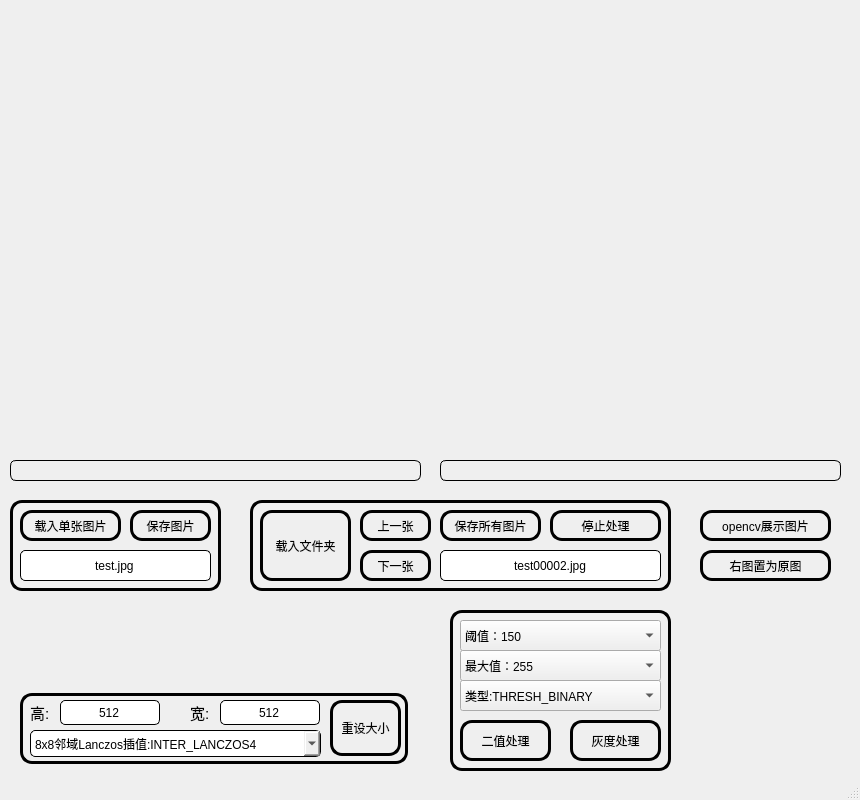
The window that imageshow/mainwindow.ui (liuqi34584/opencv_improcessing_tool) describes before a commit, drawn with Qt 5.
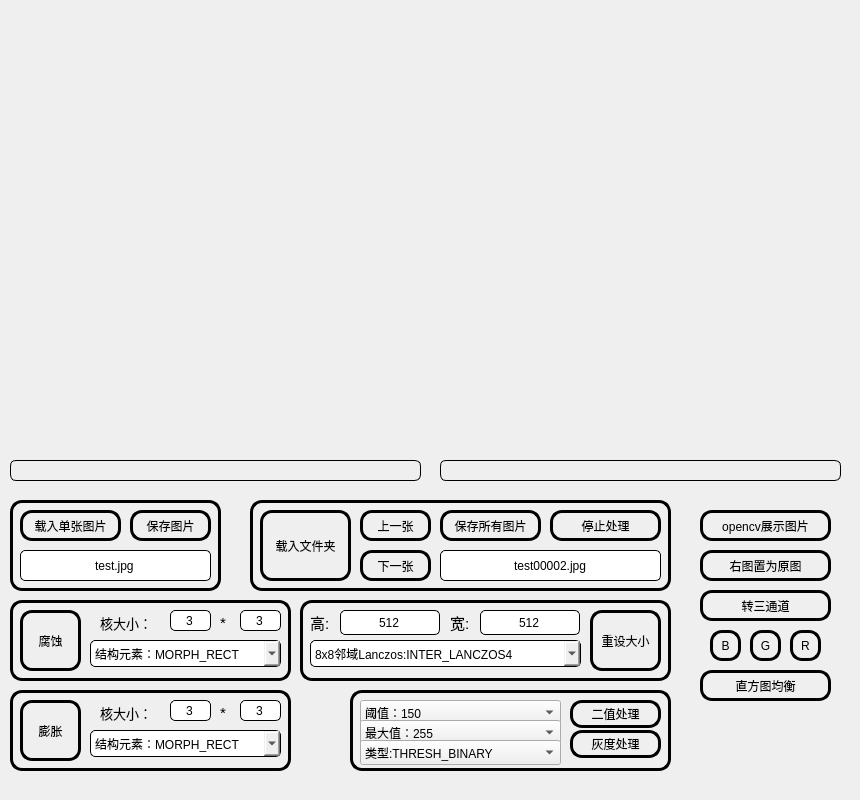
The same window after the commit. Icons and pictures are not drawn.

Commit message: 添加了膨胀，腐蚀，直方图，单通道显示模块

The edit to the form file:
```diff
--- a/imageshow/mainwindow.ui
+++ b/imageshow/mainwindow.ui
@@ -13,13 +13,13 @@
   <property name="minimumSize">
    <size>
     <width>860</width>
-    <height>800</height>
+    <height>400</height>
    </size>
   </property>
   <property name="maximumSize">
    <size>
     <width>860</width>
-    <height>800</height>
+    <height>2000</height>
    </size>
   </property>
   <property name="windowTitle">
@@ -85,10 +85,10 @@
    <widget class="QPushButton" name="pushButton_twovalue">
     <property name="geometry">
      <rect>
-      <x>460</x>
-      <y>720</y>
+      <x>570</x>
+      <y>700</y>
       <width>91</width>
-      <height>41</height>
+      <height>28</height>
      </rect>
     </property>
     <property name="styleSheet">
@@ -128,10 +128,10 @@
    <widget class="QLabel" name="twovalue">
     <property name="geometry">
      <rect>
-      <x>450</x>
-      <y>610</y>
-      <width>221</width>
-      <height>161</height>
+      <x>350</x>
+      <y>690</y>
+      <width>321</width>
+      <height>81</height>
      </rect>
     </property>
     <property name="styleSheet">
@@ -154,10 +154,10 @@
    <widget class="QComboBox" name="cBox_twovalue_threshold_value">
     <property name="geometry">
      <rect>
-      <x>460</x>
-      <y>620</y>
+      <x>360</x>
+      <y>700</y>
       <width>201</width>
-      <height>31</height>
+      <height>25</height>
      </rect>
     </property>
     <property name="currentIndex">
@@ -1447,10 +1447,10 @@
    <widget class="QLabel" name="resize">
     <property name="geometry">
      <rect>
-      <x>20</x>
-      <y>693</y>
-      <width>388</width>
-      <height>71</height>
+      <x>300</x>
+      <y>600</y>
+      <width>371</width>
+      <height>81</height>
      </rect>
     </property>
     <property name="styleSheet">
@@ -1464,10 +1464,10 @@
    <widget class="QComboBox" name="cBox_twovalue_threshold_max">
     <property name="geometry">
      <rect>
-      <x>460</x>
-      <y>650</y>
+      <x>360</x>
+      <y>720</y>
       <width>201</width>
-      <height>31</height>
+      <height>25</height>
      </rect>
     </property>
     <property name="currentIndex">
@@ -2757,10 +2757,10 @@
    <widget class="QComboBox" name="cBox_twovalue_threshold_mode">
     <property name="geometry">
      <rect>
-      <x>460</x>
-      <y>680</y>
+      <x>360</x>
+      <y>740</y>
       <width>201</width>
-      <height>31</height>
+      <height>25</height>
      </rect>
     </property>
     <item>
@@ -2847,9 +2847,9 @@
     <property name="geometry">
      <rect>
       <x>570</x>
-      <y>720</y>
+      <y>730</y>
       <width>91</width>
-      <height>41</height>
+      <height>28</height>
      </rect>
     </property>
     <property name="styleSheet">
@@ -2880,10 +2880,10 @@
    <widget class="QPushButton" name="pB_resize">
     <property name="geometry">
      <rect>
-      <x>330</x>
-      <y>700</y>
+      <x>590</x>
+      <y>610</y>
       <width>71</width>
-      <height>56</height>
+      <height>61</height>
      </rect>
     </property>
     <property name="styleSheet">
@@ -2897,8 +2897,8 @@
    <widget class="QLineEdit" name="lineEdit_resize_hight">
     <property name="geometry">
      <rect>
-      <x>60</x>
-      <y>700</y>
+      <x>340</x>
+      <y>610</y>
       <width>100</width>
       <height>25</height>
      </rect>
@@ -2917,8 +2917,8 @@
    <widget class="QLineEdit" name="lineEdit_resize_width">
     <property name="geometry">
      <rect>
-      <x>220</x>
-      <y>700</y>
+      <x>480</x>
+      <y>610</y>
       <width>100</width>
       <height>25</height>
      </rect>
@@ -2937,8 +2937,8 @@
    <widget class="QLabel" name="label_resize_gao">
     <property name="geometry">
      <rect>
-      <x>30</x>
-      <y>700</y>
+      <x>310</x>
+      <y>610</y>
       <width>25</width>
       <height>25</height>
      </rect>
@@ -2958,8 +2958,8 @@
    <widget class="QLabel" name="label_resize_kuan">
     <property name="geometry">
      <rect>
-      <x>190</x>
-      <y>700</y>
+      <x>450</x>
+      <y>610</y>
       <width>25</width>
       <height>25</height>
      </rect>
@@ -2979,9 +2979,9 @@
    <widget class="QComboBox" name="cBox_resize_mode">
     <property name="geometry">
      <rect>
-      <x>30</x>
-      <y>730</y>
-      <width>291</width>
+      <x>310</x>
+      <y>640</y>
+      <width>271</width>
       <height>27</height>
      </rect>
     </property>
@@ -3014,7 +3014,7 @@
     </item>
     <item>
      <property name="text">
-      <string>8x8邻域Lanczos插值:INTER_LANCZOS4</string>
+      <string>8x8邻域Lanczos:INTER_LANCZOS4</string>
      </property>
     </item>
    </widget>
@@ -3235,6 +3235,389 @@
      <string/>
     </property>
    </widget>
+   <widget class="QPushButton" name="pB_turn_channels_there">
+    <property name="geometry">
+     <rect>
+      <x>700</x>
+      <y>590</y>
+      <width>131</width>
+      <height>31</height>
+     </rect>
+    </property>
+    <property name="styleSheet">
+     <string notr="true">border-radius: 12px;
+border:3px solid black;</string>
+    </property>
+    <property name="text">
+     <string>转三通道</string>
+    </property>
+   </widget>
+   <widget class="QPushButton" name="pB_erode">
+    <property name="geometry">
+     <rect>
+      <x>20</x>
+      <y>610</y>
+      <width>61</width>
+      <height>61</height>
+     </rect>
+    </property>
+    <property name="styleSheet">
+     <string notr="true">border-radius: 12px;
+border:3px solid black;</string>
+    </property>
+    <property name="text">
+     <string>腐蚀</string>
+    </property>
+   </widget>
+   <widget class="QComboBox" name="cBox_erode_Structuring">
+    <property name="geometry">
+     <rect>
+      <x>90</x>
+      <y>640</y>
+      <width>191</width>
+      <height>27</height>
+     </rect>
+    </property>
+    <property name="styleSheet">
+     <string notr="true">border-radius: 5px;
+border:1px solid black;</string>
+    </property>
+    <property name="currentIndex">
+     <number>0</number>
+    </property>
+    <item>
+     <property name="text">
+      <string>结构元素：MORPH_RECT</string>
+     </property>
+    </item>
+    <item>
+     <property name="text">
+      <string>结构元素：MORPH_CROSS</string>
+     </property>
+    </item>
+    <item>
+     <property name="text">
+      <string>结构元素：MORPH_ELLIPSE</string>
+     </property>
+    </item>
+   </widget>
+   <widget class="QLabel" name="label_erode_size">
+    <property name="geometry">
+     <rect>
+      <x>100</x>
+      <y>610</y>
+      <width>61</width>
+      <height>25</height>
+     </rect>
+    </property>
+    <property name="font">
+     <font>
+      <pointsize>10</pointsize>
+     </font>
+    </property>
+    <property name="styleSheet">
+     <string notr="true"/>
+    </property>
+    <property name="text">
+     <string>核大小：</string>
+    </property>
+   </widget>
+   <widget class="QLineEdit" name="lineEdit_erode_kernel_hight">
+    <property name="geometry">
+     <rect>
+      <x>170</x>
+      <y>610</y>
+      <width>41</width>
+      <height>21</height>
+     </rect>
+    </property>
+    <property name="styleSheet">
+     <string notr="true">border-radius: 5px;
+border:1px solid black;</string>
+    </property>
+    <property name="text">
+     <string>3</string>
+    </property>
+    <property name="alignment">
+     <set>Qt::AlignCenter</set>
+    </property>
+   </widget>
+   <widget class="QLineEdit" name="lineEdit_erode_kernel_width">
+    <property name="geometry">
+     <rect>
+      <x>240</x>
+      <y>610</y>
+      <width>41</width>
+      <height>21</height>
+     </rect>
+    </property>
+    <property name="styleSheet">
+     <string notr="true">border-radius: 5px;
+border:1px solid black;</string>
+    </property>
+    <property name="text">
+     <string>3</string>
+    </property>
+    <property name="alignment">
+     <set>Qt::AlignCenter</set>
+    </property>
+   </widget>
+   <widget class="QLabel" name="label_X">
+    <property name="geometry">
+     <rect>
+      <x>220</x>
+      <y>610</y>
+      <width>21</width>
+      <height>25</height>
+     </rect>
+    </property>
+    <property name="font">
+     <font>
+      <pointsize>11</pointsize>
+     </font>
+    </property>
+    <property name="styleSheet">
+     <string notr="true"/>
+    </property>
+    <property name="text">
+     <string>*</string>
+    </property>
+   </widget>
+   <widget class="QLabel" name="erode">
+    <property name="geometry">
+     <rect>
+      <x>10</x>
+      <y>600</y>
+      <width>281</width>
+      <height>81</height>
+     </rect>
+    </property>
+    <property name="styleSheet">
+     <string notr="true">border-radius: 12px;
+border:3px solid black;</string>
+    </property>
+    <property name="text">
+     <string/>
+    </property>
+   </widget>
+   <widget class="QLabel" name="label_dilate_size">
+    <property name="geometry">
+     <rect>
+      <x>100</x>
+      <y>700</y>
+      <width>61</width>
+      <height>25</height>
+     </rect>
+    </property>
+    <property name="font">
+     <font>
+      <pointsize>10</pointsize>
+     </font>
+    </property>
+    <property name="styleSheet">
+     <string notr="true"/>
+    </property>
+    <property name="text">
+     <string>核大小：</string>
+    </property>
+   </widget>
+   <widget class="QLineEdit" name="lineEdit_dilate_kernel_width">
+    <property name="geometry">
+     <rect>
+      <x>240</x>
+      <y>700</y>
+      <width>41</width>
+      <height>21</height>
+     </rect>
+    </property>
+    <property name="styleSheet">
+     <string notr="true">border-radius: 5px;
+border:1px solid black;</string>
+    </property>
+    <property name="text">
+     <string>3</string>
+    </property>
+    <property name="alignment">
+     <set>Qt::AlignCenter</set>
+    </property>
+   </widget>
+   <widget class="QLineEdit" name="lineEdit_dilate_kernel_hight">
+    <property name="geometry">
+     <rect>
+      <x>170</x>
+      <y>700</y>
+      <width>41</width>
+      <height>21</height>
+     </rect>
+    </property>
+    <property name="styleSheet">
+     <string notr="true">border-radius: 5px;
+border:1px solid black;</string>
+    </property>
+    <property name="text">
+     <string>3</string>
+    </property>
+    <property name="alignment">
+     <set>Qt::AlignCenter</set>
+    </property>
+   </widget>
+   <widget class="QLabel" name="label_X_2">
+    <property name="geometry">
+     <rect>
+      <x>220</x>
+      <y>700</y>
+      <width>21</width>
+      <height>25</height>
+     </rect>
+    </property>
+    <property name="font">
+     <font>
+      <pointsize>11</pointsize>
+     </font>
+    </property>
+    <property name="styleSheet">
+     <string notr="true"/>
+    </property>
+    <property name="text">
+     <string>*</string>
+    </property>
+   </widget>
+   <widget class="QComboBox" name="cBox_dilate_Structuring">
+    <property name="geometry">
+     <rect>
+      <x>90</x>
+      <y>730</y>
+      <width>191</width>
+      <height>27</height>
+     </rect>
+    </property>
+    <property name="styleSheet">
+     <string notr="true">border-radius: 5px;
+border:1px solid black;</string>
+    </property>
+    <property name="currentIndex">
+     <number>0</number>
+    </property>
+    <item>
+     <property name="text">
+      <string>结构元素：MORPH_RECT</string>
+     </property>
+    </item>
+    <item>
+     <property name="text">
+      <string>结构元素：MORPH_CROSS</string>
+     </property>
+    </item>
+    <item>
+     <property name="text">
+      <string>结构元素：MORPH_ELLIPSE</string>
+     </property>
+    </item>
+   </widget>
+   <widget class="QLabel" name="dilate">
+    <property name="geometry">
+     <rect>
+      <x>10</x>
+      <y>690</y>
+      <width>281</width>
+      <height>81</height>
+     </rect>
+    </property>
+    <property name="styleSheet">
+     <string notr="true">border-radius: 12px;
+border:3px solid black;</string>
+    </property>
+    <property name="text">
+     <string/>
+    </property>
+   </widget>
+   <widget class="QPushButton" name="pB_dilate">
+    <property name="geometry">
+     <rect>
+      <x>20</x>
+      <y>700</y>
+      <width>61</width>
+      <height>61</height>
+     </rect>
+    </property>
+    <property name="styleSheet">
+     <string notr="true">border-radius: 12px;
+border:3px solid black;</string>
+    </property>
+    <property name="text">
+     <string>膨胀</string>
+    </property>
+   </widget>
+   <widget class="QPushButton" name="pB_turn_channels_b">
+    <property name="geometry">
+     <rect>
+      <x>710</x>
+      <y>630</y>
+      <width>31</width>
+      <height>31</height>
+     </rect>
+    </property>
+    <property name="styleSheet">
+     <string notr="true">border-radius: 12px;
+border:3px solid black;</string>
+    </property>
+    <property name="text">
+     <string>B</string>
+    </property>
+   </widget>
+   <widget class="QPushButton" name="pB_turn_channels_g">
+    <property name="geometry">
+     <rect>
+      <x>750</x>
+      <y>630</y>
+      <width>31</width>
+      <height>31</height>
+     </rect>
+    </property>
+    <property name="styleSheet">
+     <string notr="true">border-radius: 12px;
+border:3px solid black;</string>
+    </property>
+    <property name="text">
+     <string>G</string>
+    </property>
+   </widget>
+   <widget class="QPushButton" name="pB_turn_channels_r">
+    <property name="geometry">
+     <rect>
+      <x>790</x>
+      <y>630</y>
+      <width>31</width>
+      <height>31</height>
+     </rect>
+    </property>
+    <property name="styleSheet">
+     <string notr="true">border-radius: 12px;
+border:3px solid black;</string>
+    </property>
+    <property name="text">
+     <string>R</string>
+    </property>
+   </widget>
+   <widget class="QPushButton" name="pB_equalizehist">
+    <property name="geometry">
+     <rect>
+      <x>700</x>
+      <y>670</y>
+      <width>131</width>
+      <height>31</height>
+     </rect>
+    </property>
+    <property name="styleSheet">
+     <string notr="true">border-radius: 12px;
+border:3px solid black;</string>
+    </property>
+    <property name="text">
+     <string>直方图均衡</string>
+    </property>
+   </widget>
+   <zorder>dilate</zorder>
+   <zorder>erode</zorder>
    <zorder>dir</zorder>
    <zorder>dirs</zorder>
    <zorder>resize</zorder>
@@ -3267,7 +3650,6 @@
    <zorder>label_newimage_text</zorder>
    <zorder>label_print_text</zorder>
   </widget>
-  <widget class="QStatusBar" name="statusbar"/>
  </widget>
  <resources>
   <include location="images.qrc"/>
```
Left out of the diff: 17 changed lines with no effect on the pictures. The commit also changes 9 other files.
